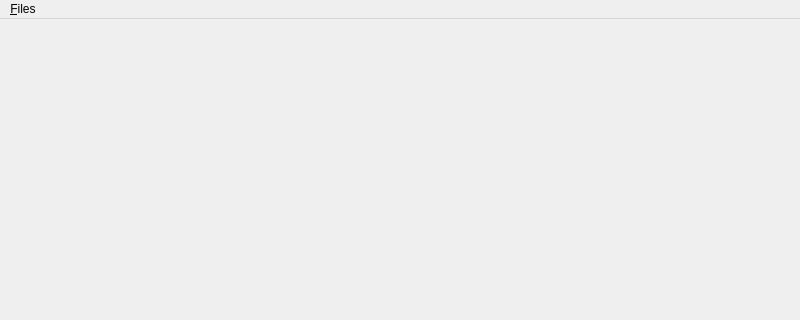
First picture: the form in forms/MainWindow.ui, repository kenryuS/Type-85-Electronic-Observer, before the edit; both pictures show x 0 to 800 and y 0 to 320 of the 800 by 600 pixel window.
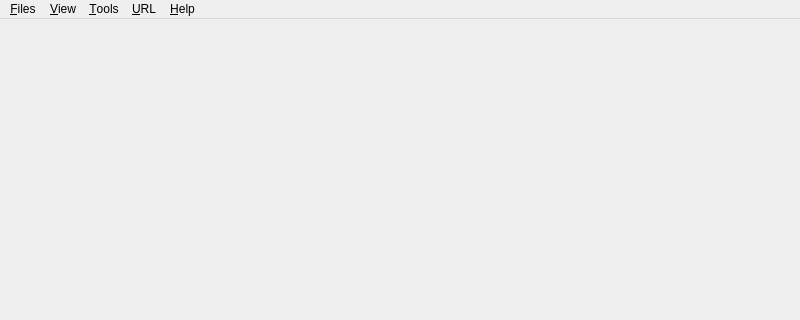
Second picture: the form after the edit.

What changed in the file:
```diff
--- a/forms/MainWindow.ui
+++ b/forms/MainWindow.ui
@@ -20,7 +20,7 @@
      <x>0</x>
      <y>0</y>
      <width>800</width>
-     <height>29</height>
+     <height>23</height>
     </rect>
    </property>
    <widget class="QMenu" name="menu_Files">
@@ -29,7 +29,35 @@
     </property>
     <addaction name="action_Quit"/>
    </widget>
+   <widget class="QMenu" name="menu_About">
+    <property name="title">
+     <string>&amp;Help</string>
+    </property>
+    <addaction name="action_About"/>
+    <addaction name="action_About_Qt"/>
+   </widget>
+   <widget class="QMenu" name="menu_Tools">
+    <property name="title">
+     <string>&amp;Tools</string>
+    </property>
+   </widget>
+   <widget class="QMenu" name="menu_View">
+    <property name="title">
+     <string>&amp;View</string>
+    </property>
+   </widget>
+   <widget class="QMenu" name="menu_URL">
+    <property name="title">
+     <string>&amp;URL</string>
+    </property>
+    <addaction name="actionOffical_Twitter"/>
+    <addaction name="actionKancolle_Wiki"/>
+   </widget>
    <addaction name="menu_Files"/>
+   <addaction name="menu_View"/>
+   <addaction name="menu_Tools"/>
+   <addaction name="menu_URL"/>
+   <addaction name="menu_About"/>
   </widget>
   <widget class="QStatusBar" name="statusbar"/>
   <action name="action_Quit">
```
Left out of the diff: 38 changed lines with no effect on the pictures.
